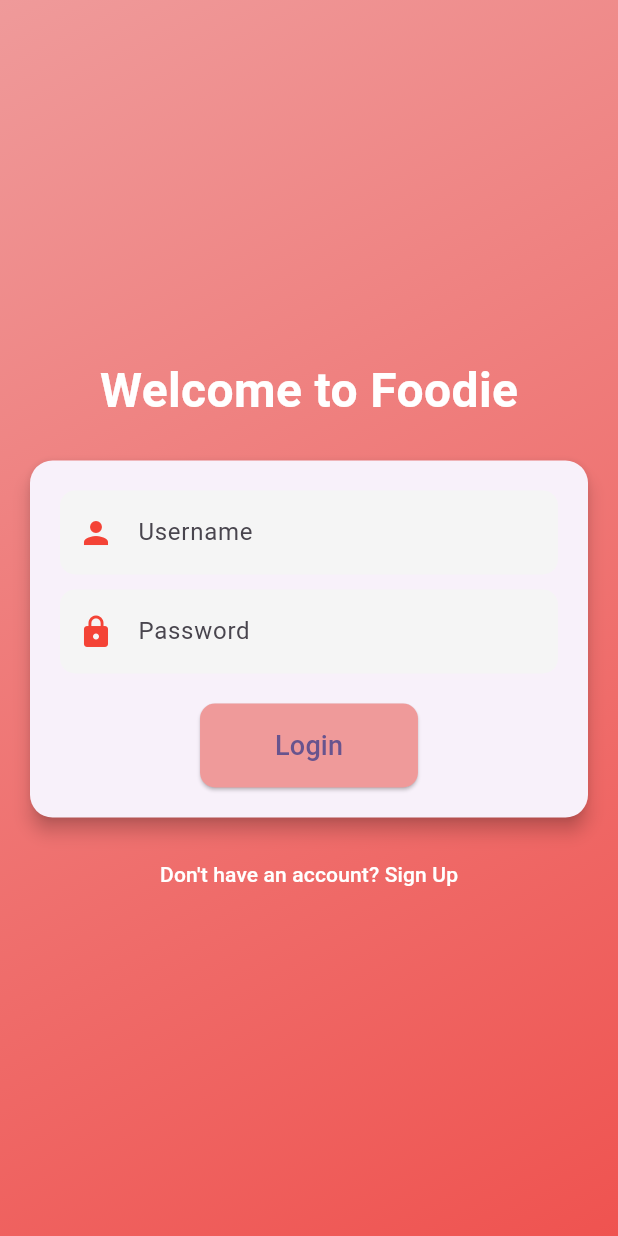
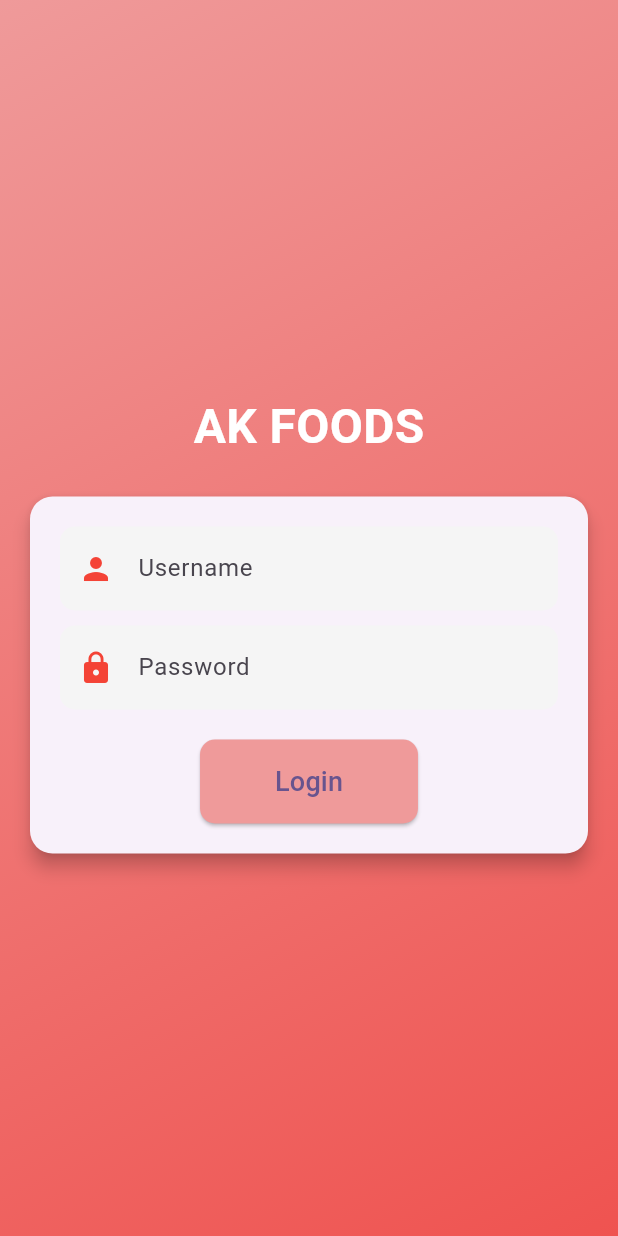
Before and after one commit to ArundotJ/ak_foods, a Flutter app: the screen it shows after launch, on a phone screen of 412 x 824 dp. Run offline on Flutter 3.47's test engine with Material 3 defaults, Android fonts, the phone set to English and light mode, and no system bars; missing offline and left inert: mssql_connection.

Commit message:
Ready for MVP

```diff
--- a/lib/database_manager.dart
+++ b/lib/database_manager.dart
@@ -24,4 +24,8 @@
   Future<String> queryFromSQL(String query) async {
     return await mssqlConnection.getData(query);
   }
+
+  Future<String> updateQueryFromSQL(String query) async {
+    return await mssqlConnection.writeData(query);
+  }
 }
--- a/lib/login_screen.dart
+++ b/lib/login_screen.dart
@@ -38,7 +38,7 @@
                   // ),
                   SizedBox(height: 20.0),
                   Text(
-                    'Welcome to Foodie',
+                    'AK FOODS',
                     style: TextStyle(
                       fontSize: 32.0,
                       color: Colors.white,
@@ -124,15 +124,15 @@
                     ),
                   ),
                   SizedBox(height: 10.0),
-                  TextButton(
-                    onPressed: () {
-                      // Add your sign-up logic here
-                    },
-                    child: Text(
-                      'Don\'t have an account? Sign Up',
-                      style: TextStyle(color: Colors.white),
-                    ),
-                  ),
+                  // TextButton(
+                  //   onPressed: () {
+                  //     // Add your sign-up logic here
+                  //   },
+                  //   child: Text(
+                  //     'Don\'t have an account? Sign Up',
+                  //     style: TextStyle(color: Colors.white),
+                  //   ),
+                  // ),
                 ],
               ),
             ),
```
